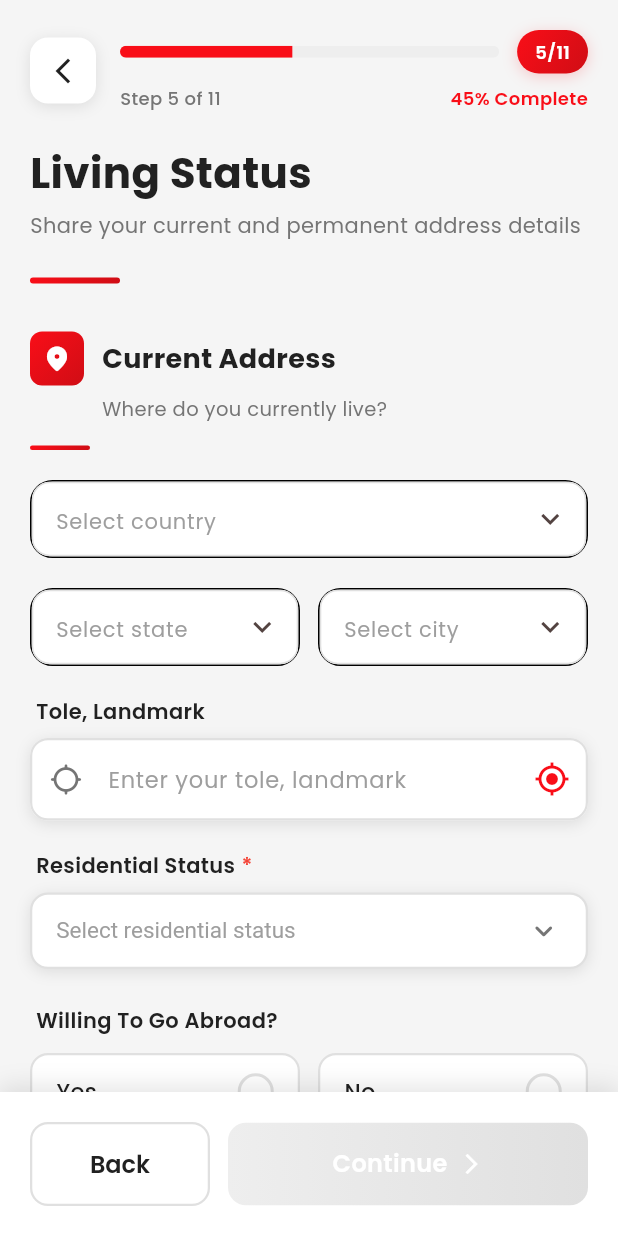
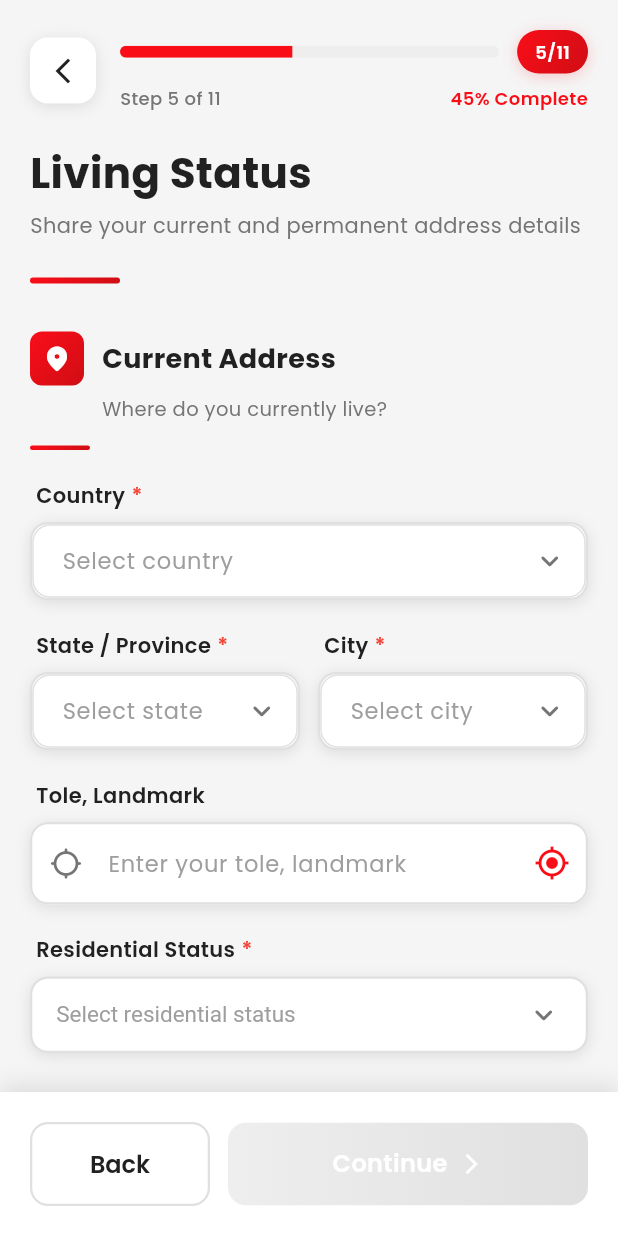
Before and after one commit to marriagestationpvtltd-lang/maapk, a Flutter app: the LivingStatusPage screen opened directly, on a phone screen of 412 x 824 dp. Run offline on Flutter 3.47's test engine with Material 3 defaults, Android fonts, the phone set to English and light mode, and no system bars; our stand-ins replace audioplayers, cached_network_image, cloud_firestore, country_code_picker, file_picker, firebase_auth and 13 more; missing offline and left inert: agora_rtc_engine, record; accounts and stored records are empty; network calls fail.

Commit message:
Improve error handling: Update TypingDropdown with red borders and error messages
Agent-Logs-Url: https://github.com/marriagestationpvtltd-lang/maapk/sessions/613f9e28-2116-4ccb-9f1a-0759618ab52c

Co-authored-by: marriagestationpvtltd-lang <254104945+marriagestationpvtltd-lang@users.noreply.github.com>

```diff
--- a/msfinal/lib/Auth/Screen/signupscreen4.dart
+++ b/msfinal/lib/Auth/Screen/signupscreen4.dart
@@ -45,6 +45,9 @@ class _LivingStatusPageState extends State<LivingStatusPage> {
 
   bool _isGettingLocation = false;
   bool _isLoading = false;
+
+  // Field errors
+  Map<String, String?> _fieldErrors = {};
 
   // Sample data for dropdowns
   List<String> _countryOptions = [];
@@ -422,15 +425,31 @@ class _LivingStatusPageState extends State<LivingStatusPage> {
                   const SizedBox(height: 24),
 
                   // Willing to go abroad
+                  Column(
+                    crossAxisAlignment: CrossAxisAlignment.start,
+                    children: [
                       const Padding(
                         padding: EdgeInsets.only(bottom: 12, left: 4),
-                    child: Text(
+                        child: Row(
+                          children: [
+                            Text(
                               'Willing To Go Abroad?',
                               style: TextStyle(
                                 fontSize: 14,
                                 fontWeight: FontWeight.w600,
                                 color: AppColors.textPrimary,
                               ),
+                            ),
+                            SizedBox(width: 4),
+                            Text(
+                              '*',
+                              style: TextStyle(
+                                color: AppColors.error,
+                                fontSize: 14,
+                                fontWeight: FontWeight.w600,
+                              ),
+                            ),
+                          ],
                         ),
                       ),
                       Row(
@@ -443,6 +462,9 @@ class _LivingStatusPageState extends State<LivingStatusPage> {
                               onChanged: (value) {
                                 setState(() {
                                   _willingToGoAbroad = value;
+                                  if (submitted) {
+                                    _fieldErrors['willingToGoAbroad'] = null;
+                                  }
                                 });
                               },
                             ),
@@ -456,10 +478,39 @@ class _LivingStatusPageState extends State<LivingStatusPage> {
                               onChanged: (value) {
                                 setState(() {
                                   _willingToGoAbroad = value;
+                                  if (submitted) {
+                                    _fieldErrors['willingToGoAbroad'] = null;
+                                  }
                                 });
                               },
                             ),
                           ),
+                        ],
+                      ),
+                      if (submitted && _willingToGoAbroad == null) ...[
+                        const SizedBox(height: 8),
+                        Padding(
+                          padding: const EdgeInsets.only(left: 4),
+                          child: Row(
+                            children: [
+                              const Icon(
+                                Icons.error_outline,
+                                size: 14,
+                                color: AppColors.error,
+                              ),
+                              const SizedBox(width: 6),
+                              const Text(
+                                'Please select if willing to go abroad',
+                                style: TextStyle(
+                                  fontSize: 12,
+                                  color: AppColors.error,
+                                  fontWeight: FontWeight.w500,
+                                ),
+                              ),
+                            ],
+                          ),
+                        ),
+                      ],
                     ],
                   ),
                   const SizedBox(height: 20),
--- a/msfinal/lib/ReUsable/dropdownwidget.dart
+++ b/msfinal/lib/ReUsable/dropdownwidget.dart
@@ -1,4 +1,5 @@
 import 'package:flutter/material.dart';
+import '../constant/app_colors.dart';
 
 class TypingDropdown<T> extends StatefulWidget {
   final bool showError;
@@ -9,6 +10,7 @@ class TypingDropdown<T> extends StatefulWidget {
   final void Function(T?) onChanged;
   final String hint;
   final String title;
+  final String? errorText;
 
   const TypingDropdown({
     Key? key,
@@ -19,6 +21,7 @@ class TypingDropdown<T> extends StatefulWidget {
     this.hint = "Select",
     required this.title,
     required this.showError,
+    this.errorText,
   }) : super(key: key);
 
 
@@ -79,35 +82,84 @@ class _TypingDropdownState<T> extends State<TypingDropdown<T>> {
     return Column(
       crossAxisAlignment: CrossAxisAlignment.start,
       children: [
+        // Label
+        Padding(
+          padding: const EdgeInsets.only(bottom: 8, left: 4),
+          child: Row(
+            children: [
+              Text(
+                widget.title,
+                style: const TextStyle(
+                  fontSize: 14,
+                  fontWeight: FontWeight.w600,
+                  color: AppColors.textPrimary,
+                ),
+              ),
+              const SizedBox(width: 4),
+              const Text(
+                '*',
+                style: TextStyle(
+                  color: AppColors.error,
+                  fontSize: 14,
+                  fontWeight: FontWeight.w600,
+                ),
+              ),
+            ],
+          ),
+        ),
+        // Dropdown Field
         Container(
+          decoration: BoxDecoration(
+            borderRadius: BorderRadius.circular(12),
+            boxShadow: [
+              BoxShadow(
+                color: hasError
+                    ? AppColors.error.withOpacity(0.1)
+                    : AppColors.shadowLight,
+                blurRadius: 8,
+                offset: const Offset(0, 2),
+              ),
+            ],
+          ),
+          child: Container(
             height: 52,
             decoration: BoxDecoration(
-            border:
-            Border.all(
-              color: hasError
-                  ? Colors.red
-                  : widget.selectedItem == null
-                  ? Colors.black
-                  : Colors.green,
-              width: 1.2,
+              color: AppColors.white,
+              border: Border.all(
+                color: hasError ? AppColors.error : AppColors.border,
+                width: hasError ? 2 : 1.5,
               ),
-            borderRadius: BorderRadius.circular(15),
+              borderRadius: BorderRadius.circular(12),
             ),
-          child:
-          InkWell(
-            borderRadius: BorderRadius.circular(15),
+            child: InkWell(
+              borderRadius: BorderRadius.circular(12),
               onTap: _openBottomSheet,
               child: IgnorePointer(
                 child: TextField(
                   controller: controller,
+                  style: const TextStyle(
+                    fontSize: 15,
+                    fontWeight: FontWeight.w500,
+                    color: AppColors.textPrimary,
+                  ),
                   decoration: InputDecoration(
                     hintText: widget.hint,
+                    hintStyle: const TextStyle(
+                      color: AppColors.textHint,
+                      fontSize: 15,
+                      fontWeight: FontWeight.w400,
+                    ),
                     border: InputBorder.none,
-                  contentPadding:
-                  const EdgeInsets.symmetric(
-                      horizontal: 12, vertical: 14),
-                  suffixIcon:
-                  const Icon(Icons.keyboard_arrow_down),
+                    contentPadding: const EdgeInsets.symmetric(
+                      horizontal: 16,
+                      vertical: 14,
+                    ),
+                    suffixIcon: Icon(
+                      Icons.keyboard_arrow_down_rounded,
+                      color: hasError ? AppColors.error : AppColors.textSecondary,
+                      size: 24,
+                    ),
+                  ),
                 ),
               ),
             ),
@@ -115,17 +167,32 @@ class _TypingDropdownState<T> extends State<TypingDropdown<T>> {
         ),
 
         /// ERROR TEXT
-        if (hasError)
+        if (hasError) ...[
+          const SizedBox(height: 6),
           Padding(
-            padding: const EdgeInsets.only(top: 6, left: 8),
+            padding: const EdgeInsets.only(left: 4),
+            child: Row(
+              children: [
+                const Icon(
+                  Icons.error_outline,
+                  size: 14,
+                  color: AppColors.error,
+                ),
+                const SizedBox(width: 6),
+                Expanded(
                   child: Text(
-              "Please select ${widget.title}",
+                    widget.errorText ?? "Please select ${widget.title}",
                     style: const TextStyle(
-                color: Colors.red,
                       fontSize: 12,
+                      color: AppColors.error,
+                      fontWeight: FontWeight.w500,
                     ),
                   ),
                 ),
+              ],
+            ),
+          ),
+        ],
       ],
     );
   }
@@ -190,7 +257,7 @@ class _BottomSheetContentState<T>
               style: const TextStyle(
                 fontSize: 20,
                 fontWeight: FontWeight.bold,
-                color: Color(0xFFE64B37),
+                color: AppColors.primary,
               ),
             ),
 
@@ -204,11 +271,10 @@ class _BottomSheetContentState<T>
                     padding: const EdgeInsets.symmetric(
                         horizontal: 12, vertical: 6),
                     decoration: BoxDecoration(
-                      color: const Color(0xFFE64B37)
-                          .withOpacity(0.08),
+                      color: AppColors.primary.withOpacity(0.08),
                       borderRadius: BorderRadius.circular(20),
                       border: Border.all(
-                        color: const Color(0xFFE64B37),
+                        color: AppColors.primary,
                       ),
                     ),
                     child: Row(
@@ -224,7 +290,7 @@ class _BottomSheetContentState<T>
                           child: const Icon(
                             Icons.close,
                             size: 16,
-                            color: Color(0xFFE64B37),
+                            color: AppColors.primary,
                           ),
                         )
                       ],
```
Lines whose indentation alone changed are shown as unchanged.
